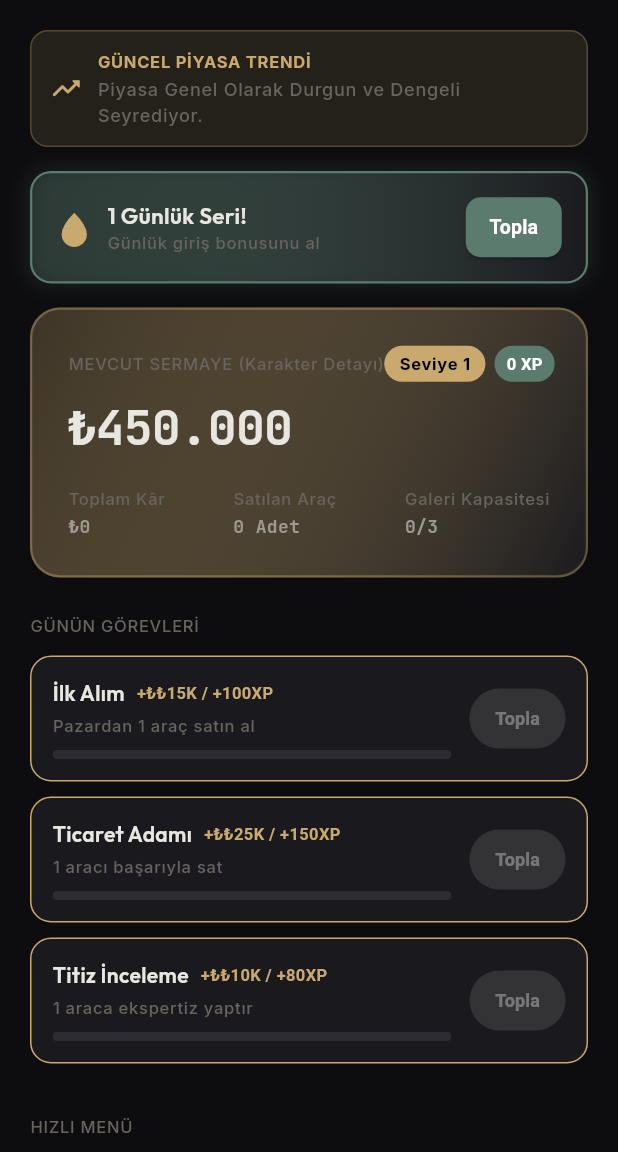
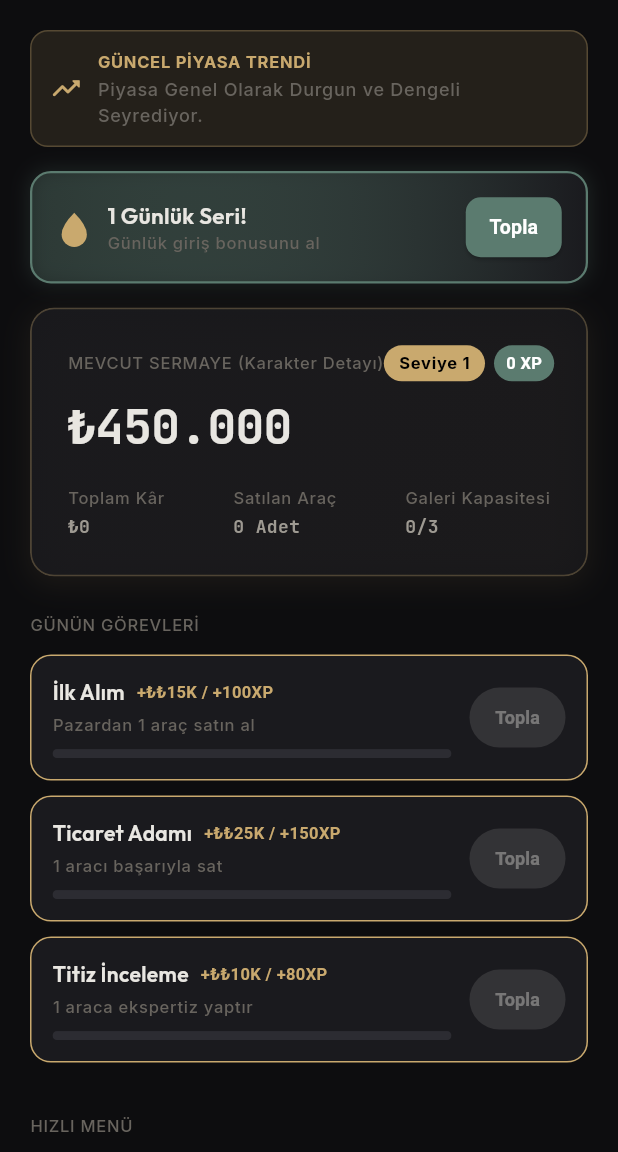
Before and after one commit to balax-studio/galeriden, a Flutter app: the DashboardScreen screen opened by its route, on a phone screen of 412 x 824 dp, the part 84-1236 px from its top. Run offline on Flutter 3.47's test engine with Material 3 defaults, Android fonts, the phone set to English and light mode, and no system bars; our stand-ins replace flutter_riverpod, go_router, google_fonts, shared_preferences; accounts and stored records are empty.

Commit message:
feat: premium 2D tycoon gamification with AppGlassContainer & AppAnimatedCounter

```diff
--- a/lib/presentation/screens/dashboard/dashboard_screen.dart
+++ b/lib/presentation/screens/dashboard/dashboard_screen.dart
@@ -8,6 +8,9 @@ import '../../../data/models/theme_palette_model.dart';
 import '../../../domain/usecases/auction_engine.dart';
 import '../../providers/game_provider.dart';
 import '../../widgets/app_vector_icons.dart';
+
+import '../../widgets/app_glass_container.dart';
+import '../../widgets/app_animated_counter.dart';
 
 class DashboardScreen extends ConsumerWidget {
   const DashboardScreen({super.key});
@@ -81,24 +84,9 @@ class DashboardScreen extends ConsumerWidget {
             ),
 
             // Main Dealership Status Card (Click to open /character-growth)
-            InkWell(
+            AppGlassContainer(
               onTap: () => context.push('/character-growth'),
-              borderRadius: BorderRadius.circular(20),
-              child: Container(
-                width: double.infinity,
               padding: const EdgeInsets.all(24),
-                decoration: BoxDecoration(
-                  gradient: LinearGradient(
-                    colors: [
-                      p.primaryColor.withValues(alpha: 0.25),
-                      p.surfaceColor,
-                    ],
-                    begin: Alignment.topLeft,
-                    end: Alignment.bottomRight,
-                  ),
-                  borderRadius: BorderRadius.circular(20),
-                  border: Border.all(color: p.primaryColor.withValues(alpha: 0.4), width: 1.5),
-                ),
               child: Column(
                 crossAxisAlignment: CrossAxisAlignment.start,
                 children: [
@@ -136,8 +124,8 @@ class DashboardScreen extends ConsumerWidget {
                     ],
                   ),
                   const SizedBox(height: 8),
-                    Text(
-                      CurrencyFormatter.format(game.balance),
+                  AppAnimatedCounter(
+                    value: game.balance,
                     style: AppTypography.moneyLarge(p.isDark).copyWith(fontSize: 32, color: p.textPrimaryColor),
                   ),
                   const SizedBox(height: 16),
@@ -150,7 +138,6 @@ class DashboardScreen extends ConsumerWidget {
                     ],
                   ),
                 ],
-                ),
               ),
             ),
             const SizedBox(height: 24),
--- /dev/null
+++ b/lib/presentation/widgets/app_animated_counter.dart
@@ -0,0 +1,30 @@
+import 'package:flutter/material.dart';
+import '../../core/utils/currency_formatter.dart';
+
+class AppAnimatedCounter extends StatelessWidget {
+  final double value;
+  final TextStyle style;
+  final bool isCurrency;
+  final Duration duration;
+
+  const AppAnimatedCounter({
+    super.key,
+    required this.value,
+    required this.style,
+    this.isCurrency = true,
+    this.duration = const Duration(milliseconds: 600),
+  });
+
+  @override
+  Widget build(BuildContext context) {
+    return TweenAnimationBuilder<double>(
+      tween: Tween<double>(begin: 0.0, end: value),
+      duration: duration,
+      curve: Curves.easeOutCubic,
+      builder: (context, val, child) {
+        final text = isCurrency ? CurrencyFormatter.format(val) : val.toInt().toString();
+        return Text(text, style: style);
+      },
+    );
+  }
+}
--- /dev/null
+++ b/lib/presentation/widgets/app_glass_container.dart
@@ -0,0 +1,85 @@
+import 'dart:ui';
+import 'package:flutter/material.dart';
+import '../../core/theme/app_theme_extension.dart';
+
+class AppGlassContainer extends StatelessWidget {
+  final Widget child;
+  final EdgeInsetsGeometry padding;
+  final EdgeInsetsGeometry margin;
+  final double borderRadius;
+  final Color? borderColor;
+  final Color? glowColor;
+  final double blurAmount;
+  final VoidCallback? onTap;
+
+  const AppGlassContainer({
+    super.key,
+    required this.child,
+    this.padding = const EdgeInsets.all(16.0),
+    this.margin = EdgeInsets.zero,
+    this.borderRadius = 16.0,
+    this.borderColor,
+    this.glowColor,
+    this.blurAmount = 10.0,
+    this.onTap,
+  });
+
+  @override
+  Widget build(BuildContext context) {
+    final themeExt = Theme.of(context).extension<AppThemeExtension>()!;
+    final p = themeExt.palette;
+
+    final effectiveBorderColor = borderColor ?? p.primaryColor.withValues(alpha: 0.3);
+    final effectiveGlowColor = glowColor ?? p.primaryColor.withValues(alpha: 0.08);
+
+    Widget content = Container(
+      margin: margin,
+      decoration: BoxDecoration(
+        borderRadius: BorderRadius.circular(borderRadius),
+        boxShadow: [
+          BoxShadow(
+            color: effectiveGlowColor,
+            blurRadius: 16,
+            spreadRadius: 1,
+            offset: const Offset(0, 4),
+          ),
+        ],
+      ),
+      child: ClipRRect(
+        borderRadius: BorderRadius.circular(borderRadius),
+        child: BackdropFilter(
+          filter: ImageFilter.blur(sigmaX: blurAmount, sigmaY: blurAmount),
+          child: Container(
+            padding: padding,
+            decoration: BoxDecoration(
+              gradient: LinearGradient(
+                colors: [
+                  p.surfaceColor.withValues(alpha: 0.85),
+                  p.surfaceColor.withValues(alpha: 0.60),
+                ],
+                begin: Alignment.topLeft,
+                end: Alignment.bottomRight,
+              ),
+              borderRadius: BorderRadius.circular(borderRadius),
+              border: Border.all(
+                color: effectiveBorderColor,
+                width: 1.2,
+              ),
+            ),
+            child: child,
+          ),
+        ),
+      ),
+    );
+
+    if (onTap != null) {
+      return InkWell(
+        onTap: onTap,
+        borderRadius: BorderRadius.circular(borderRadius),
+        child: content,
+      );
+    }
+
+    return content;
+  }
+}
```
Lines whose indentation alone changed are shown as unchanged.
